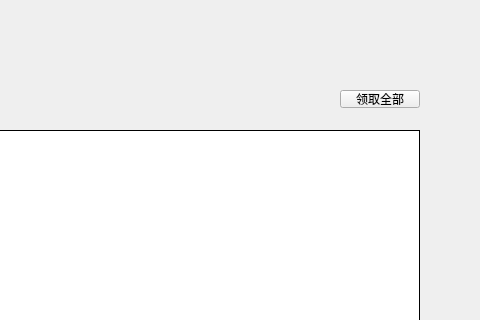
HcashOrg/hx-indicator, file LNKWallet/bonus/BonusPage.ui: the form before one commit; both pictures show x 290 to 770 and y 0 to 320 of the 770 by 510 pixel window.
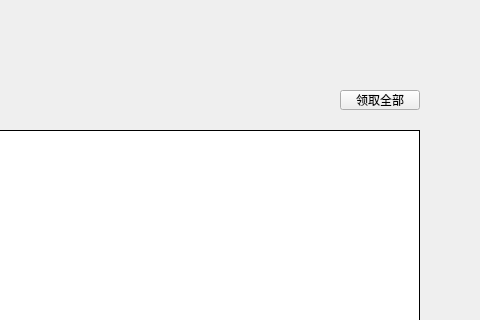
The form after the commit.

The edit to the form file:
```diff
--- a/LNKWallet/bonus/BonusPage.ui
+++ b/LNKWallet/bonus/BonusPage.ui
@@ -165,7 +165,7 @@
      <x>630</x>
      <y>90</y>
      <width>80</width>
-     <height>18</height>
+     <height>20</height>
     </rect>
    </property>
    <property name="font">
```
